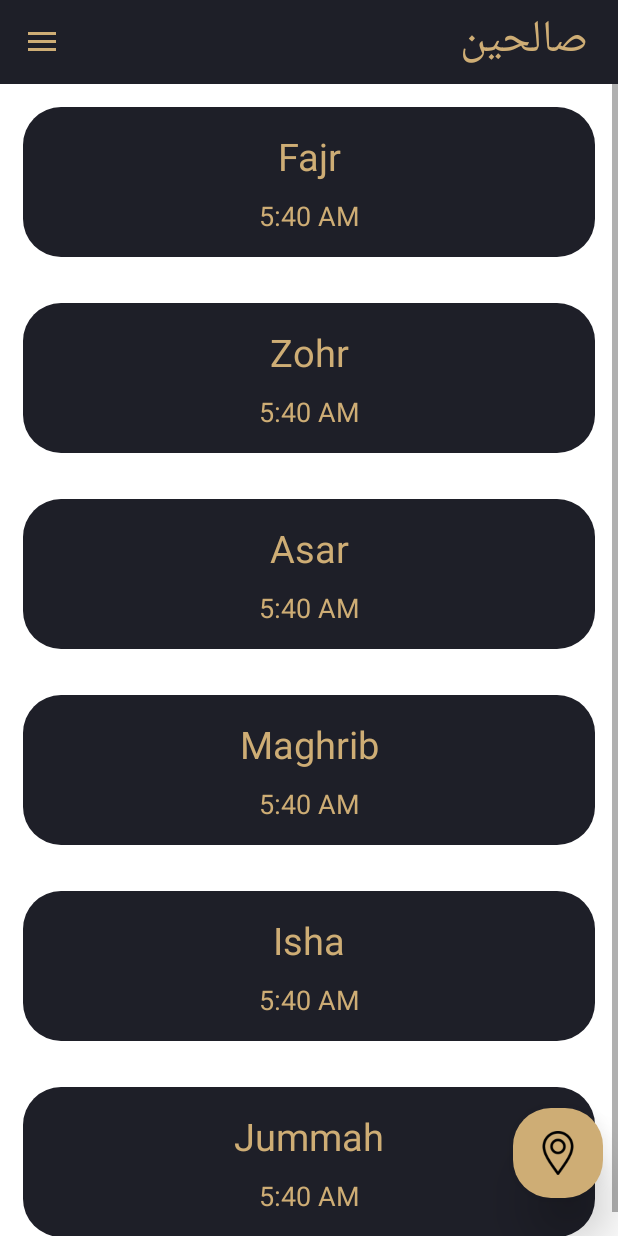
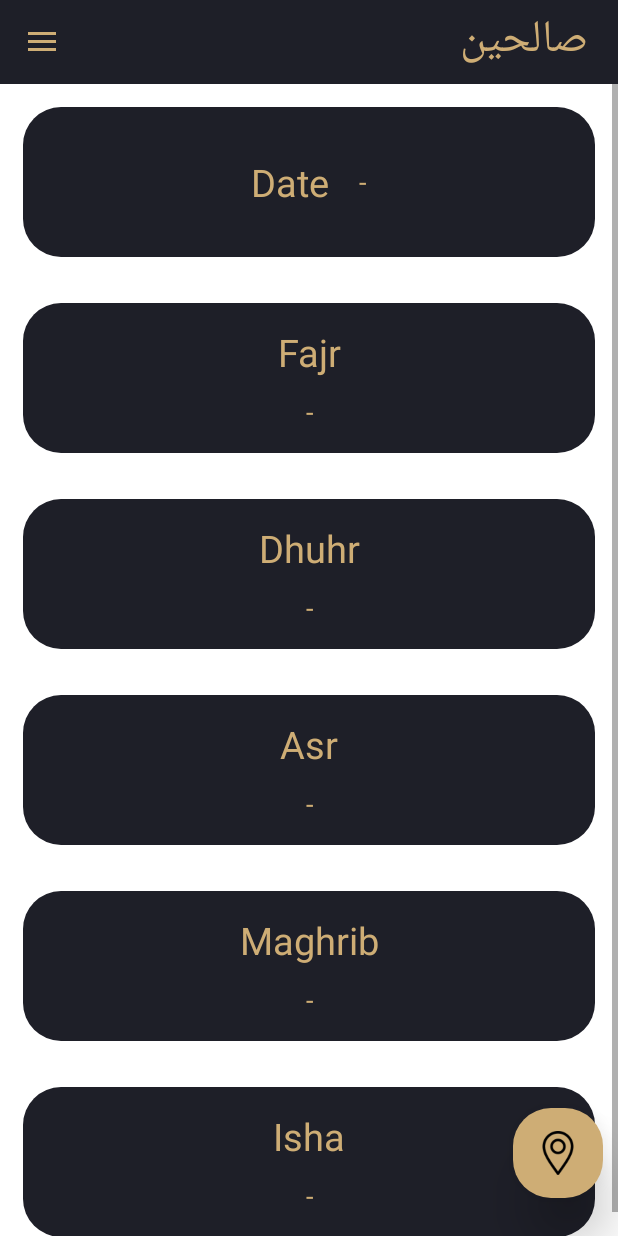
Before and after one commit to asadsohail-x/saleheen, an Android app: the screen it shows after launch (MainActivity), after a tap on "Prayer Times", on a phone screen of 412 x 824 dp. Run offline under Robolectric (Android 15) with nearby library versions, the phone set to English and light mode, and no system bars; our stand-ins replace Volley.

Commit message:
PrayerTimes connected with API

```diff
--- a/app/build.gradle
+++ b/app/build.gradle
@@ -34,6 +34,7 @@ dependencies {
     implementation 'androidx.constraintlayout:constraintlayout:2.1.3'
     implementation 'com.google.android.material:material:1.5.0'
     implementation 'androidx.legacy:legacy-support-v4:1.0.0'
+    implementation 'com.android.volley:volley:1.2.0'
 
     testImplementation 'junit:junit:4.+'
     androidTestImplementation 'androidx.test.ext:junit:1.1.3'
--- a/app/src/main/java/com/codeamers/saleheen/LocationFinder.java
+++ b/app/src/main/java/com/codeamers/saleheen/LocationFinder.java
@@ -67,10 +67,10 @@ public class LocationFinder extends Service implements LocationListener {
                 this.canGetLocation = true;
                 if (isNetworkEnabled) {
                     if (ActivityCompat.checkSelfPermission(context, Manifest.permission.ACCESS_FINE_LOCATION) != PackageManager.PERMISSION_GRANTED) {
-                        Toast.makeText(context, "FINE LOCATION NOT GRANTED", Toast.LENGTH_SHORT).show();
+
                     }
                     if (ActivityCompat.checkSelfPermission(context, Manifest.permission.ACCESS_COARSE_LOCATION) != PackageManager.PERMISSION_GRANTED) {
-                        Toast.makeText(context, "COARSE LOCATION NOT GRANTED", Toast.LENGTH_SHORT).show();
+
                     }
                     locationManager.requestLocationUpdates(
                             LocationManager.NETWORK_PROVIDER,
--- a/app/src/main/java/com/codeamers/saleheen/MainActivity.java
+++ b/app/src/main/java/com/codeamers/saleheen/MainActivity.java
@@ -1,5 +1,5 @@
 package com.codeamers.saleheen;
-
+//
 import androidx.appcompat.app.ActionBarDrawerToggle;
 import androidx.appcompat.app.AppCompatActivity;
 import androidx.drawerlayout.widget.DrawerLayout;
--- a/app/src/main/java/com/codeamers/saleheen/PrayersFragment.java
+++ b/app/src/main/java/com/codeamers/saleheen/PrayersFragment.java
@@ -3,6 +3,7 @@ package com.codeamers.saleheen;
 import android.Manifest;
 import android.app.AlertDialog;
 import android.content.Context;
+import android.content.Intent;
 import android.content.SharedPreferences;
 import android.content.pm.PackageManager;
 import android.os.Bundle;
@@ -14,10 +15,22 @@ import androidx.core.app.ActivityCompat;
 import androidx.core.content.ContextCompat;
 import androidx.fragment.app.Fragment;
 
+import android.util.Log;
 import android.view.LayoutInflater;
 import android.view.View;
 import android.view.ViewGroup;
+import android.widget.ImageButton;
+import android.widget.TextView;
 import android.widget.Toast;
+
+import com.android.volley.Request;
+import com.android.volley.toolbox.JsonObjectRequest;
+
+import org.json.JSONArray;
+import org.json.JSONException;
+import org.json.JSONObject;
+
+import java.util.Date;
 
 public class PrayersFragment extends Fragment {
 
@@ -27,8 +40,11 @@ public class PrayersFragment extends Fragment {
 
     double longitude = 0.0, latitude = 0.0;
 
+    ImageButton locationBtn;
+    TextView todayDate, fajrTime, dhuhrTime, asrTime, maghribTime, ishaTime;
+    SharedPreferences sp;
+
     public PrayersFragment() {}
-
     public static PrayersFragment newInstance() {
         return new PrayersFragment();
     }
@@ -36,57 +52,54 @@ public class PrayersFragment extends Fragment {
     @Override
     public void onCreate(Bundle savedInstanceState) {
         super.onCreate(savedInstanceState);
-
-//        SharedPreferences sp = getActivity().getSharedPreferences("SALEHEEN_SP", Context.MODE_PRIVATE);
-//        if (sp.getBoolean("haveShownLocationAlert", true)) showLocationAlert();
-//        else Toast.makeText(getContext(), "Shown", Toast.LENGTH_SHORT).show();
-
-
-
-        /*
-            check if app has access to the internet
-            check if app has access to the location
-
-            if there is no internet
-                get last stored prayer times
-                show a message on top saying these are the last stored prayer times
-                if there are no last stored prayer times
-                    show user that app needs to connect to internet for pgetting prayer times
-
-            if location is granted
-                send lat-long to the api and get prayer times
-                show them in the xml
-            else
-                tell user that he can enable location anytime he wants by clicking that button
-
-                whatever city the user enters in the input field
-                send city name to api and get prayer times
-                if city valid
-                    show the prayer times in xml
-                else
-                    show invalid message
-         */
-
-    }
-
-    private void showLocationAlert() {
-        AlertDialog.Builder alertDialog = new AlertDialog.Builder(getContext());
-        alertDialog.setTitle("Prayer Times");
-        alertDialog.setMessage("You can either provide Location access or Enter City Name manually to get Prayer Times\n\n[Note: You can change it Later]\n");
-        alertDialog.setPositiveButton("Provide Location", (dialog, which) -> {
-            if (getLocationPermission() && getPermission(Manifest.permission.INTERNET, INTERNET_PERMISSION_CODE) ) {
-                fetchLocation();
-                fetchPrayerTimes();
-            } else {
-                Toast.makeText(getActivity(), "Understandable, Have a nice day!", Toast.LENGTH_LONG).show();
-            }
-        });
-        alertDialog.setNegativeButton("Provide City", (dialog, which) -> dialog.cancel());
-        alertDialog.show();
     }
 
     private void fetchPrayerTimes() {
         Toast.makeText(getContext(), "Fetching Prayer Times", Toast.LENGTH_SHORT).show();
+        String url = "https://api.pray.zone/v2/times/today.json?longitude=" + longitude + "&latitude=" + latitude;
+        JsonObjectRequest req = new JsonObjectRequest(
+                Request.Method.GET,
+                url,
+                null,
+                response -> {
+                    try {
+                        if (response.getInt("code") == 200) {
+                            JSONObject datetime = response.getJSONObject("results").getJSONArray("datetime").getJSONObject(0);
+                            JSONObject times = datetime.getJSONObject("times");
+                            JSONObject date = datetime.getJSONObject("date");
+
+                            SharedPreferences.Editor ed = sp.edit();
+
+                            ed.putString("Fajr", times.getString("Fajr"));
+                            ed.putString("Dhuhr", times.getString("Dhuhr"));
+                            ed.putString("Asr", times.getString("Asr"));
+                            ed.putString("Maghrib", times.getString("Maghrib"));
+                            ed.putString("Isha", times.getString("Isha"));
+                            ed.putString("Date", date.getString("hijri"));
+                            ed.apply();
+
+                            refreshUI();
+                        }
+                    } catch (JSONException e) {
+                        e.printStackTrace();
+                    }
+
+                }, error -> {
+            // TODO: Handle Error
+            Log.d("SAD", error.toString());
+        });
+        APIHandler.getInstance(getContext()).addToRequestQueue(req);
+    }
+
+    private void refreshUI() {
+        if (!sp.getString("Date", "-").equals("-")) {
+            todayDate.setText( sp.getString("Date", "-") );
+            fajrTime.setText( sp.getString("Fajr", "-") );
+            dhuhrTime.setText( sp.getString("Dhuhr", "-") );
+            asrTime.setText( sp.getString("Asr", "-") );
+            maghribTime.setText( sp.getString("Maghrib", "-") );
+            ishaTime.setText( sp.getString("Isha", "-") );
+        }
     }
 
     private boolean getPermission(String permission, int requestCode) {
@@ -101,20 +114,43 @@ public class PrayersFragment extends Fragment {
                 getPermission(Manifest.permission.ACCESS_FINE_LOCATION, FINE_LOCATION_PERMISSION_CODE);
     }
 
-    private void fetchLocation() {
+    private void fetchLocation(View v) {
         LocationFinder finder;
         finder = new LocationFinder(getContext());
+
+        if (!getLocationPermission()) {
+            Toast.makeText(getContext(), "Please Grant Location Permissions", Toast.LENGTH_LONG).show();
+        }
 
         if (finder.canGetLocation()) {
             latitude = finder.getLatitude();
             longitude = finder.getLongitude();
-            Toast.makeText(getContext(), "lat-lng " + latitude + " — " + longitude, Toast.LENGTH_LONG).show();
-        } else finder.showSettingsAlert();
+            Toast.makeText(getContext(), "Fetching Location", Toast.LENGTH_SHORT).show();
+            fetchPrayerTimes();
+        } else {
+            finder.showSettingsAlert();
+        }
     }
 
     @Override
     public View onCreateView(LayoutInflater inflater, ViewGroup container, Bundle savedInstanceState) {
-        return inflater.inflate(R.layout.fragment_prayers, container, false);
+        View root = inflater.inflate(R.layout.fragment_prayers, container, false);
+
+        locationBtn = root.findViewById(R.id.locationBtn);
+        locationBtn.setOnClickListener(this::fetchLocation);
+
+        todayDate = root.findViewById(R.id.todayDate);
+        fajrTime = root.findViewById(R.id.fajrTime);
+        dhuhrTime = root.findViewById(R.id.dhuhrTime);
+        asrTime = root.findViewById(R.id.asrTime);
+        maghribTime = root.findViewById(R.id.maghribTime);
+        ishaTime = root.findViewById(R.id.ishaTime);
+
+        sp = root.getContext().getSharedPreferences("SALEHEEN_SP", Context.MODE_PRIVATE);
+
+        refreshUI();
+
+        return root;
     }
 
     @Override
@@ -122,21 +158,21 @@ public class PrayersFragment extends Fragment {
         super.onRequestPermissionsResult(requestCode, permissions, grantResults);
         if (requestCode == INTERNET_PERMISSION_CODE) {
             if (grantResults.length > 0 && grantResults[0] == PackageManager.PERMISSION_GRANTED) {
-                Toast.makeText(getContext(), "Internet Permission Granted", Toast.LENGTH_SHORT).show();
+//                Toast.makeText(getContext(), "Internet Permission Granted", Toast.LENGTH_SHORT).show();
             } else {
                 Toast.makeText(getContext(), "Internet Permission Denied", Toast.LENGTH_SHORT).show();
             }
         }
         if (requestCode == COARSE_LOCATION_PERMISSION_CODE) {
             if (grantResults.length > 0 && grantResults[0] == PackageManager.PERMISSION_GRANTED) {
-                Toast.makeText(getContext(), "Coarse Location Permission Granted", Toast.LENGTH_SHORT).show();
+//                Toast.makeText(getContext(), "Coarse Location Permission Granted", Toast.LENGTH_SHORT).show();
             } else {
                 Toast.makeText(getContext(), "Coarse Location Permission Denied", Toast.LENGTH_SHORT).show();
             }
         }
         if (requestCode == FINE_LOCATION_PERMISSION_CODE) {
             if (grantResults.length > 0 && grantResults[0] == PackageManager.PERMISSION_GRANTED) {
-                Toast.makeText(getContext(), "Fine Location Permission Granted", Toast.LENGTH_SHORT).show();
+//                Toast.makeText(getContext(), "Fine Location Permission Granted", Toast.LENGTH_SHORT).show();
             } else {
                 Toast.makeText(getContext(), "Fine Location Permission Denied", Toast.LENGTH_SHORT).show();
             }
--- a/app/src/main/res/layout/fragment_home.xml
+++ b/app/src/main/res/layout/fragment_home.xml
@@ -25,7 +25,7 @@
                 android:minHeight="200dp"
                 >
                 <LinearLayout
-                    android:layout_width="match_parent"
+                    android:layout_width="0dp"
                     android:layout_height="match_parent"
                     android:orientation="horizontal"
                     android:backgroundTint="@color/golden"
@@ -130,8 +130,6 @@
                 </LinearLayout>
             </HorizontalScrollView>
 
-
-
         </LinearLayout>
     </ScrollView>
 
--- a/app/src/main/res/layout/fragment_prayers.xml
+++ b/app/src/main/res/layout/fragment_prayers.xml
@@ -18,7 +18,33 @@
             android:layout_width="match_parent"
             android:layout_height="0dp"
             android:orientation="vertical">
-
+            <LinearLayout
+                android:layout_width="match_parent"
+                android:layout_height="100dp"
+                android:gravity="center"
+                android:orientation="horizontal"
+                android:background="@drawable/rounded_bg"
+                android:layout_margin="15dp"
+                >
+                <TextView
+                    android:layout_width="wrap_content"
+                    android:layout_height="wrap_content"
+                    android:text="Date"
+                    android:textColor="@color/golden"
+                    android:gravity="center"
+                    android:textSize="25sp"
+                    />
+                <TextView
+                    android:layout_width="wrap_content"
+                    android:layout_height="wrap_content"
+                    android:id="@+id/todayDate"
+                    android:text="-"
+                    android:textColor="@color/golden"
+                    android:layout_marginStart="20dp"
+                    android:gravity="center"
+                    android:textSize="18sp"
+                    />
+            </LinearLayout>
             <LinearLayout
                 android:layout_width="match_parent"
                 android:layout_height="100dp"
@@ -39,7 +65,7 @@
                     android:layout_width="match_parent"
                     android:layout_height="wrap_content"
                     android:id="@+id/fajrTime"
-                    android:text="5:40 AM"
+                    android:text="-"
                     android:textColor="@color/golden"
                     android:gravity="center"
                     android:layout_marginTop="10dp"
@@ -57,7 +83,7 @@
                 <TextView
                     android:layout_width="match_parent"
                     android:layout_height="wrap_content"
-                    android:text="Zohr"
+                    android:text="Dhuhr"
                     android:textColor="@color/golden"
                     android:gravity="center"
                     android:textSize="25sp"
@@ -65,8 +91,8 @@
                 <TextView
                     android:layout_width="match_parent"
                     android:layout_height="wrap_content"
-                    android:id="@+id/zohrTime"
-                    android:text="5:40 AM"
+                    android:id="@+id/dhuhrTime"
+                    android:text="-"
                     android:textColor="@color/golden"
                     android:gravity="center"
                     android:layout_marginTop="10dp"
@@ -84,7 +110,7 @@
                 <TextView
                     android:layout_width="match_parent"
                     android:layout_height="wrap_content"
-                    android:text="Asar"
+                    android:text="Asr"
                     android:textColor="@color/golden"
                     android:gravity="center"
                     android:textSize="25sp"
@@ -92,8 +118,8 @@
                 <TextView
                     android:layout_width="match_parent"
                     android:layout_height="wrap_content"
-                    android:id="@+id/asarTime"
-                    android:text="5:40 AM"
+                    android:id="@+id/asrTime"
+                    android:text="-"
                     android:textColor="@color/golden"
                     android:gravity="center"
                     android:layout_marginTop="10dp"
@@ -120,7 +146,7 @@
                     android:layout_width="match_parent"
                     android:layout_height="wrap_content"
                     android:id="@+id/maghribTime"
-                    android:text="5:40 AM"
+                    android:text="-"
                     android:textColor="@color/golden"
                     android:gravity="center"
                     android:layout_marginTop="10dp"
@@ -147,34 +173,7 @@
                     android:layout_width="match_parent"
                     android:layout_height="wrap_content"
                     android:id="@+id/ishaTime"
-                    android:text="5:40 AM"
-                    android:textColor="@color/golden"
-                    android:gravity="center"
-                    android:layout_marginTop="10dp"
-                    android:textSize="18sp"
-                    />
-            </LinearLayout>
-            <LinearLayout
-                android:layout_width="match_parent"
-                android:layout_height="100dp"
-                android:gravity="center"
-                android:orientation="vertical"
-                android:background="@drawable/rounded_bg"
-                android:layout_margin="15dp"
-                >
-                <TextView
-                    android:layout_width="match_parent"
-                    android:layout_height="wrap_content"
-                    android:text="Jummah"
-                    android:textColor="@color/golden"
-                    android:gravity="center"
-                    android:textSize="25sp"
-                    />
-                <TextView
-                    android:layout_width="match_parent"
-                    android:layout_height="wrap_content"
-                    android:id="@+id/jummahTime"
-                    android:text="5:40 AM"
+                    android:text="-"
                     android:textColor="@color/golden"
                     android:gravity="center"
                     android:layout_marginTop="10dp"
@@ -196,5 +195,6 @@
         app:layout_constraintRight_toRightOf="parent"
         android:layout_marginRight="10dp"
         android:layout_marginBottom="25dp"
+        android:id="@+id/locationBtn"
         />
 </androidx.constraintlayout.widget.ConstraintLayout>
```
Also changed, not shown: app/src/main/java/com/codeamers/saleheen/APIHandler.java (added, +33 -0 lines).
